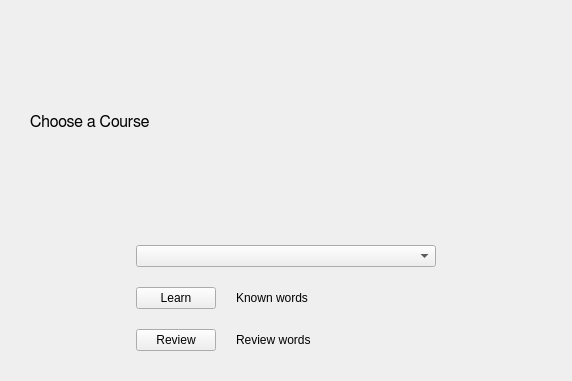
Qt form src/gui/course_chooser_widget.ui (tombranfield/spaced_repeating_vocabulary) before a commit.
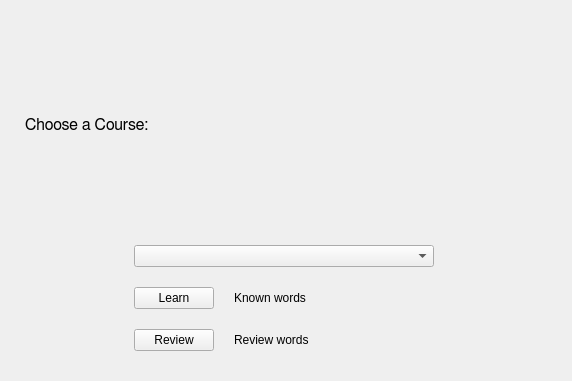
The same form after that commit.

The edit to the form file:
```diff
--- a/src/gui/course_chooser_widget.ui
+++ b/src/gui/course_chooser_widget.ui
@@ -19,10 +19,10 @@
      <number>20</number>
     </property>
     <property name="leftMargin">
-     <number>30</number>
+     <number>25</number>
     </property>
     <property name="topMargin">
-     <number>20</number>
+     <number>25</number>
     </property>
     <property name="rightMargin">
      <number>30</number>
@@ -53,7 +53,7 @@
        </font>
       </property>
       <property name="text">
-       <string>Choose a Course</string>
+       <string>Choose a Course:</string>
       </property>
      </widget>
     </item>
```
